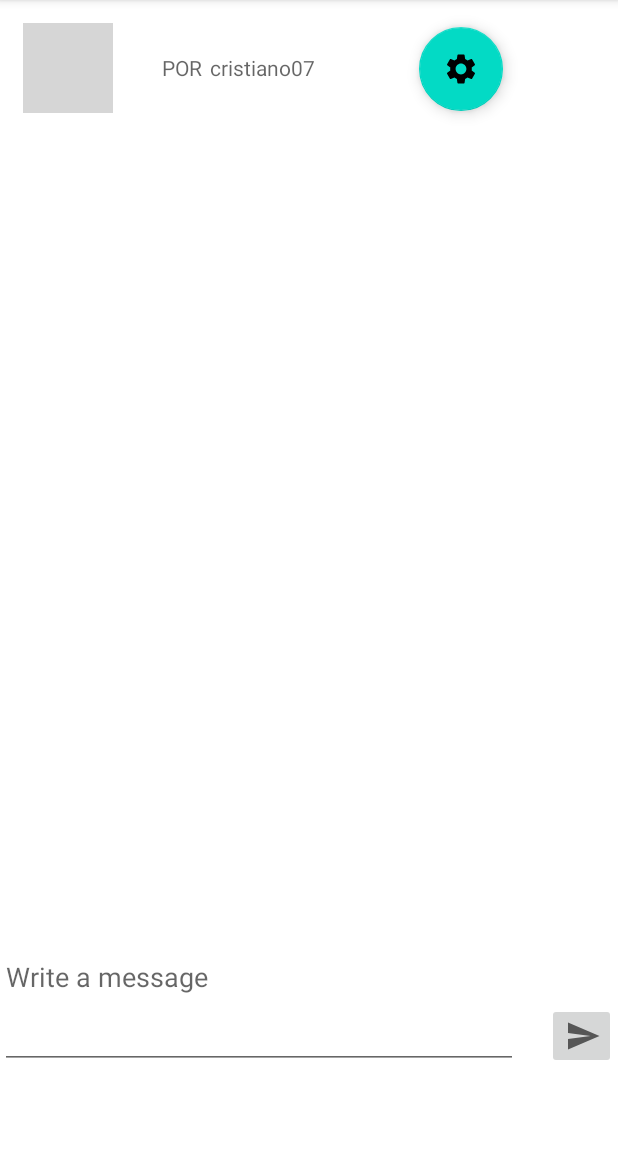
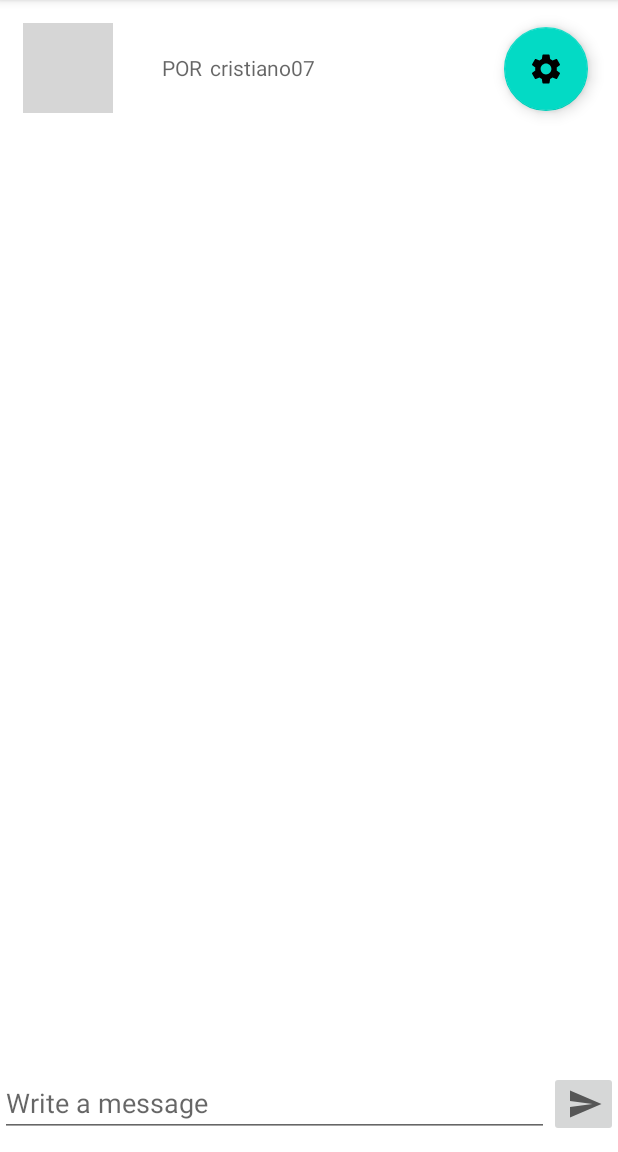
Before and after one commit to RafaelHinojosa/Duce, an Android app: the ConversationActivity screen opened directly, with no data from a screen before it, on a phone screen of 412 x 824 dp, the part 84-1236 px from its top. Run offline under Robolectric (Android 15) with nearby library versions, the phone set to English and light mode, and no system bars; libraries missing offline, so code that uses them is left out: com.parse, com.parse.livequery, org.parceler; pictures from the network do not load; 22 statements that could not run were skipped; grey boxes are pictures that could not be loaded.

Commit message:
Live Query Implemented in Conversation Activity(messages)

```diff
--- a/app/build.gradle
+++ b/app/build.gradle
@@ -51,8 +51,10 @@ dependencies {
     implementation 'com.google.android.material:material:1.1.0'
     // Parse DataBase SDK
     implementation 'com.github.parse-community.Parse-SDK-Android:parse:1.18.5'
+    // Parse Live Query
+    implementation 'com.github.parse-community:ParseLiveQuery-Android:1.1.0'
     // Http Logging Interceptor
-    implementation 'com.squareup.okhttp3:logging-interceptor:3.8.1' // for logging API calls to LogCat
+    implementation 'com.squareup.okhttp3:logging-interceptor:3.8.1'
     // Glide
     implementation 'com.github.bumptech.glide:glide:4.12.0'
     // Glide v4 uses this new annotation processor -- see https://bumptech.github.io/glide/doc/generatedapi.html
--- a/app/src/main/java/duce/ConversationActivity.java
+++ b/app/src/main/java/duce/ConversationActivity.java
@@ -27,9 +27,13 @@ import com.parse.ParseObject;
 import com.parse.ParseQuery;
 import com.parse.ParseUser;
 import com.parse.SaveCallback;
+import com.parse.livequery.ParseLiveQueryClient;
+import com.parse.livequery.SubscriptionHandling;
 
 import org.parceler.Parcels;
 
+import java.net.URI;
+import java.net.URISyntaxException;
 import java.util.ArrayList;
 import java.util.List;
 
@@ -108,6 +112,7 @@ public class ConversationActivity extends AppCompatActivity implements Conversat
 
         bind();
         getMessages();
+        setLiveMessages();
     }
 
     protected void bind() {
@@ -183,13 +188,19 @@ public class ConversationActivity extends AppCompatActivity implements Conversat
                     Log.e(TAG, "Failed to save message " + e);
                     return;
                 }
+                if (owner.equals("me")) {
+                    Log.i(TAG, "hey " + owner);
+                    mMessages.add(0, message);
+                    mAdapter.notifyDataSetChanged();
+                    mRvMessages.scrollToPosition(0);
+                }
                 updateLastMessage(owner);
                 Toast.makeText(ConversationActivity.this, R.string.message_save, Toast.LENGTH_SHORT).show();
             }
         });
     }
 
-    // When a message is submitted, we have to update the lastMessage property of the penutimate messag
+    // When a message is submitted, we have to update the lastMessage property of the penutimate message
     public void updateLastMessage(String owner) {
         ParseQuery<Messages> penultimateMessage = ParseQuery.getQuery("Messages");
         penultimateMessage.whereEqualTo(Messages.CHATS_ID, mConversation.getChatsId());
@@ -219,6 +230,40 @@ public class ConversationActivity extends AppCompatActivity implements Conversat
         });
     }
 
+    // Sets a Live Query for Messages
+    public void setLiveMessages() {
+        String webSocketUrl = "wss://duce.b4a.io/";
+
+        ParseLiveQueryClient parseLiveQueryClient = null;
+        try {
+            parseLiveQueryClient = ParseLiveQueryClient.Factory.getClient(new URI(webSocketUrl));
+        } catch (URISyntaxException e) {
+            e.printStackTrace();
+        }
+
+        ParseQuery<Messages> messagesQuery = ParseQuery.getQuery("Messages");
+        messagesQuery.whereEqualTo(Messages.CHATS_ID, mConversation.getChatsId());
+        messagesQuery.whereEqualTo(Messages.OWNER_USER, ParseUser.getCurrentUser());
+        messagesQuery.whereEqualTo(Messages.RECEIVER, ParseUser.getCurrentUser());
+
+        assert parseLiveQueryClient != null;
+        SubscriptionHandling<Messages> subscriptionHandling = parseLiveQueryClient.subscribe(messagesQuery);
+
+        // Listen for CREATE events on the Message class
+        subscriptionHandling.handleEvent(SubscriptionHandling.Event.CREATE, (query, message) -> {
+            mMessages.add(0, message);
+
+            // RecyclerView updates need to be run on the UI thread
+            runOnUiThread(new Runnable() {
+                @Override
+                public void run() {
+                    mAdapter.notifyDataSetChanged();
+                    mRvMessages.scrollToPosition(0);
+                }
+            });
+        });
+    }
+
     private void showSettingsDialog() {
         FragmentManager fm = getSupportFragmentManager();
         ConversationSettingsDialogFragment settingsDialog = ConversationSettingsDialogFragment.newInstance("Select Language");
--- a/app/src/main/java/duce/ParseApplication.java
+++ b/app/src/main/java/duce/ParseApplication.java
@@ -5,9 +5,11 @@ import android.app.Application;
 import com.parse.Parse;
 import com.parse.ParseObject;
 
+import java.net.URI;
+import java.net.URISyntaxException;
+
 import duce.models.Chats;
 import duce.models.Countries;
-import duce.models.CustomUser;
 import duce.models.Languages;
 import duce.models.Messages;
 import duce.models.UserLanguages;
@@ -35,7 +37,7 @@ public class ParseApplication extends Application {
                 .applicationId("WHjW7CrNBYYWkB2qv2nAnIdsdfoR3YkFrhjOVcNB")
                 .clientKey("ahJ8pSvBBBsTPmHmY3xiS5qp359oOplmbDt2U8dY")
                 .clientBuilder(builder)
-                .server("https://parseapi.back4app.com")
+                .server("https://parseapi.back4app.com/")
                 .build()
         );
     }
--- a/app/src/main/res/layout/conversation_activity.xml
+++ b/app/src/main/res/layout/conversation_activity.xml
@@ -42,8 +42,10 @@
         android:layout_width="wrap_content"
         android:layout_height="wrap_content"
         android:layout_alignTop="@+id/tvFlag"
+        android:layout_toStartOf="@+id/btnSettings"
         android:layout_marginStart="5dp"
         android:layout_toEndOf="@+id/tvFlag"
+        android:layout_marginEnd="20dp"
         android:hint="@string/username_sample_1"
         android:textColor="@color/black"
         />
@@ -53,10 +55,9 @@
         android:id="@+id/btnSettings"
         android:layout_width="wrap_content"
         android:layout_height="wrap_content"
-        android:layout_alignParentTop="true"
-        android:layout_marginStart="69dp"
         android:layout_marginTop="18dp"
-        android:layout_toEndOf="@+id/tvUsername"
+        android:layout_alignEnd="@+id/rlSend"
+        android:layout_marginEnd="20dp"
         android:clickable="true"
         app:srcCompat="@drawable/settings"
         />
@@ -65,11 +66,57 @@
     <androidx.recyclerview.widget.RecyclerView
         android:id="@+id/rvMessages"
         android:layout_width="match_parent"
-        android:layout_height="450dp"
+        android:layout_height="match_parent"
+        android:layout_above="@+id/rlSend"
         android:layout_below="@+id/ivProfilePicture"
+        android:layout_alignParentStart="true"
+        android:layout_alignParentEnd="true"
+        android:layout_marginStart="0dp"
+        android:screenReaderFocusable="true"
+        android:transcriptMode="alwaysScroll" />
+
+    <RelativeLayout
+        android:id="@+id/rlSend"
+        android:layout_alignParentBottom="true"
+        android:layout_width="match_parent"
+        android:paddingTop="5dp"
+        android:paddingBottom="10dp"
+        android:paddingLeft="0dp"
+        android:paddingRight="0dp"
+        android:layout_height="wrap_content"
+        >
+
+        <EditText
+            android:id="@+id/etComposeMessage"
+            android:layout_width="match_parent"
+            android:layout_height="wrap_content"
+            android:layout_toStartOf="@+id/ibSend"
+            android:layout_alignBottom="@+id/ibSend"
+            android:gravity="top"
+            android:hint="@string/compose_message"
+            android:imeOptions="actionSend"
+            android:inputType="textMultiLine"
+            android:maxLines="10"
             />
 
-    <!-- Compose Message -->
+        <ImageButton
+            android:id="@+id/ibSend"
+            android:layout_width="wrap_content"
+            android:layout_height="wrap_content"
+            android:gravity="center"
+            android:paddingRight="10dp"
+            android:layout_alignParentEnd="true"
+            android:contentDescription="@string/send"
+            android:src="@drawable/send"
+            android:textSize="18sp"
+            />
+
+    </RelativeLayout>
+
+</RelativeLayout>
+
+<!--
+
 <EditText
 android:id="@+id/etComposeMessage"
 android:layout_width="345dp"
@@ -82,7 +129,6 @@
 android:imeOptions="actionSend"
 android:inputType="textShortMessage" />
 
-    <!-- Send Button -->
 <ImageButton
 android:id="@+id/ibSend"
 android:layout_width="wrap_content"
@@ -97,4 +143,4 @@
 android:src="@drawable/send"
 android:textSize="18sp" />
 
-</RelativeLayout>
+-->
```
Lines whose indentation alone changed are shown as unchanged.
